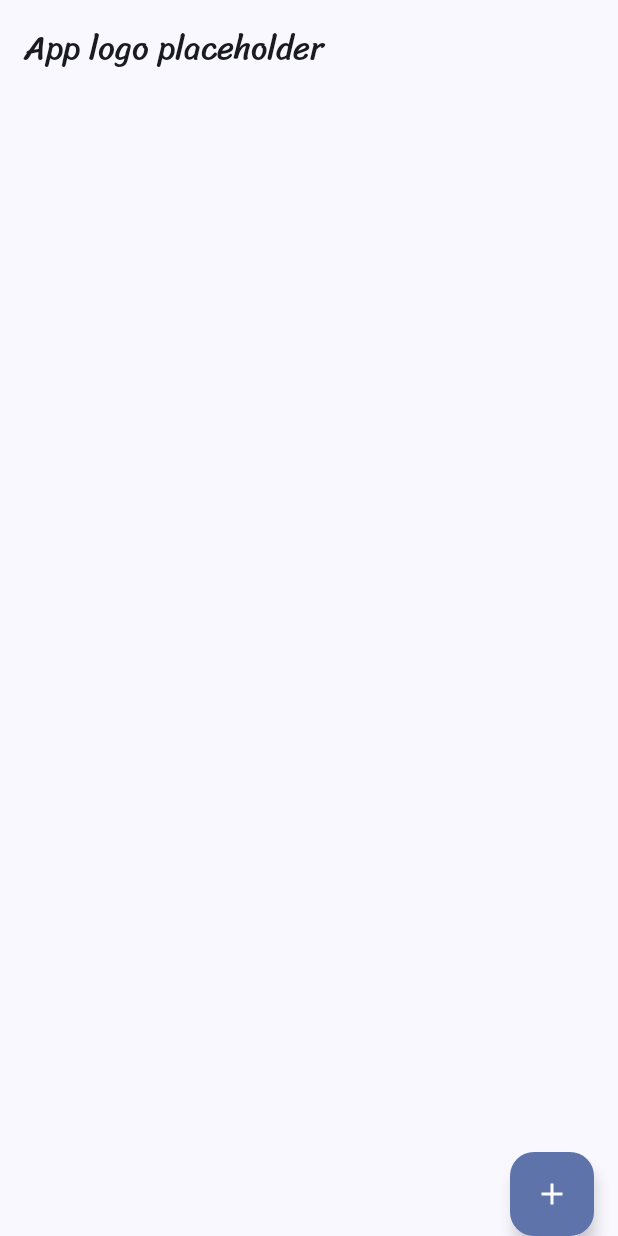
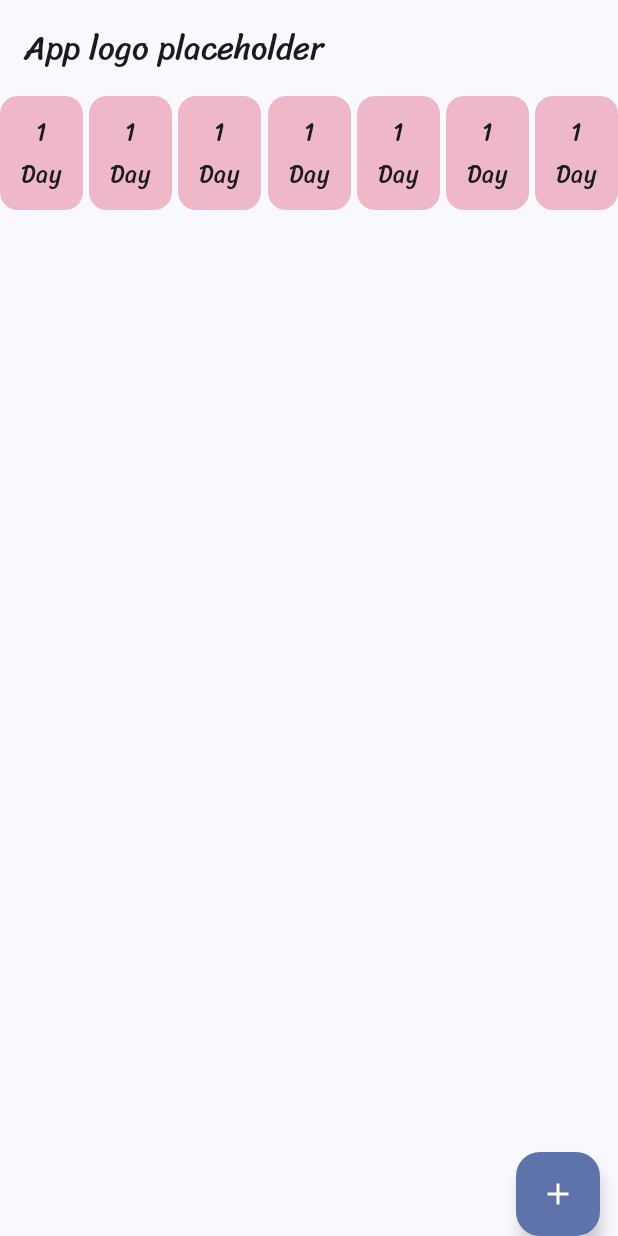
Before and after one commit to tanakornsss/Luminality-Preview, an Android app built with Jetpack Compose: the screen it shows after launch (MainActivity), on a phone screen of 412 x 824 dp. Run offline under Robolectric (Android 15) with nearby library versions, the phone set to English and light mode, and no system bars.

Commit message:
Add basic screen blocking

```diff
--- a/app/src/main/java/dev/tanakornsss/luminality/ui/screen/NewJournalScreen.kt
+++ b/app/src/main/java/dev/tanakornsss/luminality/ui/screen/NewJournalScreen.kt
@@ -1,9 +1,14 @@
 package dev.tanakornsss.luminality.ui.screen
 
+import androidx.compose.foundation.background
 import androidx.compose.foundation.layout.Arrangement
+import androidx.compose.foundation.layout.Box
 import androidx.compose.foundation.layout.Column
 import androidx.compose.foundation.layout.fillMaxSize
+import androidx.compose.foundation.layout.fillMaxWidth
 import androidx.compose.foundation.layout.padding
+import androidx.compose.foundation.lazy.LazyRow
+import androidx.compose.foundation.shape.RoundedCornerShape
 import androidx.compose.material.icons.Icons
 import androidx.compose.material.icons.filled.Add
 import androidx.compose.material3.ExperimentalMaterial3Api
@@ -15,6 +20,8 @@ import androidx.compose.material3.TopAppBar
 import androidx.compose.runtime.Composable
 import androidx.compose.ui.Alignment
 import androidx.compose.ui.Modifier
+import androidx.compose.ui.draw.clip
+import androidx.compose.ui.graphics.Color
 import androidx.compose.ui.tooling.preview.Devices.PIXEL_9
 import androidx.compose.ui.tooling.preview.Preview
 import androidx.compose.ui.unit.dp
@@ -27,15 +34,32 @@ fun NewJournalScreen() {
         topBar = { TopAppBar(title = { Text("App logo placeholder") }) },
         modifier = Modifier.fillMaxSize()
     ) { innerPadding ->
-        Column(modifier = Modifier
+        Box(modifier = Modifier
             .padding(innerPadding)
-            .padding(horizontal = 16.dp)
             .fillMaxSize()
         ) {
+            LazyRow(
+                horizontalArrangement = Arrangement.SpaceBetween,
+                modifier = Modifier.fillMaxWidth()) {
+                // Current color is for placeholder only
+                items(7) {
+                    Column(
+                        horizontalAlignment = Alignment.CenterHorizontally,
+                        modifier = Modifier
+                            .clip(RoundedCornerShape(12.dp))
+                            .background(Color(0xFFEFB8C8))
+                            .padding(vertical = 10.dp, horizontal = 14.dp)
+                    ) {
+                        Text("1")
+                        Text("Day")
+                    }
+                }
+            }
             Column(
                 verticalArrangement = Arrangement.Bottom,
                 horizontalAlignment = Alignment.End,
                 modifier = Modifier.fillMaxSize()
+                    .padding(horizontal = 12.dp)
             ) {
                 FloatingActionButton(onClick = { }) {
                     Icon(Icons.Filled.Add, contentDescription = null)
```
